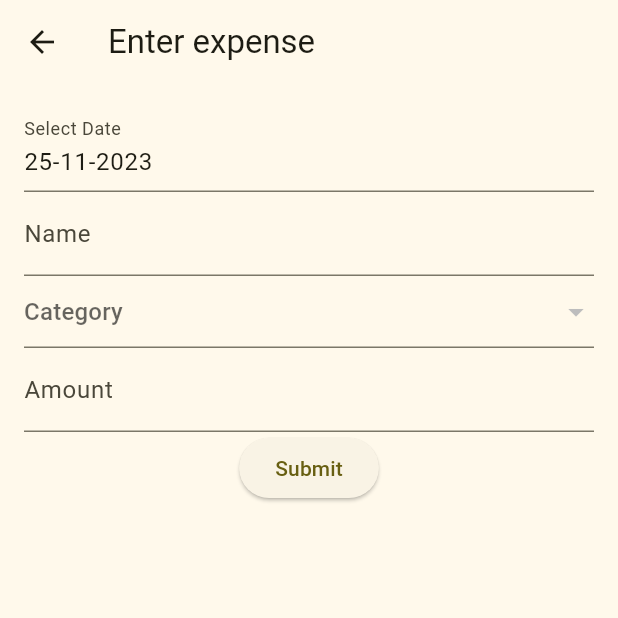
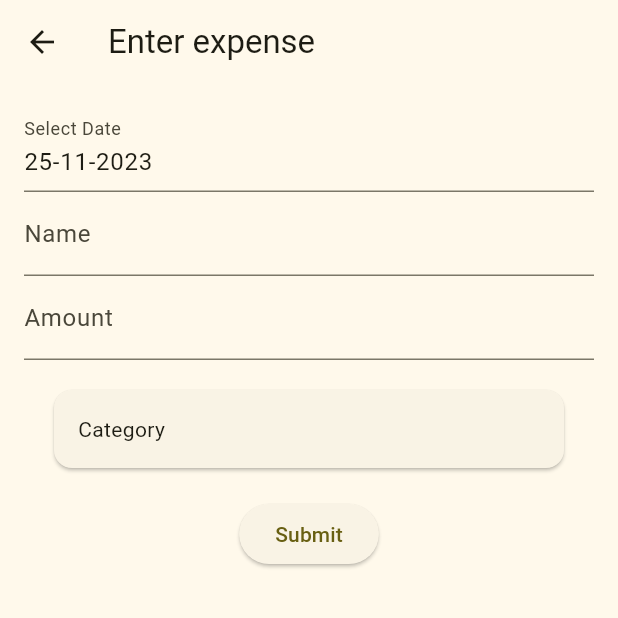
Before and after one commit to franciscoaguirre/expense-tracker, a Flutter app: the screen it shows after launch, after a tap on the "add" icon, on a phone screen of 412 x 824 dp, the top half of it. Run offline on Flutter 3.47's test engine with Material 2 defaults, Android fonts, the phone set to English and light mode, and no system bars; our stand-ins replace csv, file_picker, fl_chart, sqflite; accounts and stored records are empty.

Commit message:
Category card

```diff
--- a/lib/category.dart
+++ b/lib/category.dart
@@ -1,12 +1,12 @@
 import 'package:sqflite/sqflite.dart' as sqflite;
 
 class Category {
-  final int? id; // Optional; for database reference
+  final int id;
   final String name;
   final int color;
 
   Category({
-    this.id,
+    required this.id,
     required this.name,
     required this.color,
   });
--- /dev/null
+++ b/lib/category_card.dart
@@ -0,0 +1,31 @@
+import 'package:flutter/material.dart';
+
+import 'category.dart';
+import 'colored_circle.dart';
+
+class CategoryCard extends StatelessWidget {
+  final Category? category;
+
+  const CategoryCard({
+    super.key,
+    this.category,
+  });
+
+  @override
+  Widget build(BuildContext context) {
+    return Card(
+      child: Padding(
+        padding: const EdgeInsets.all(16.0),
+        child: Row(
+          children: <Widget>[
+            Text(category?.name ?? "Category"),
+            const Spacer(),
+            category != null
+                ? ColoredCircle(color: Color(category!.color))
+                : const Spacer(),
+          ],
+        ),
+      ),
+    );
+  }
+}
--- a/lib/data_input_form.dart
+++ b/lib/data_input_form.dart
@@ -4,6 +4,7 @@ import 'package:sqflite/sqflite.dart' as sqflite;
 import 'date_picker_form_field.dart';
 import 'database.dart';
 import 'category.dart';
+import 'category_card.dart';
 import 'expense.dart';
 
 class DataInputForm extends StatefulWidget {
@@ -20,7 +21,7 @@ class DataInputFormState extends State<DataInputForm> {
   final nameController = TextEditingController();
   final amountController = TextEditingController();
   DateTime selectedDate = DateTime.now();
-  int? selectedCategory;
+  Category? selectedCategory;
 
   List<Category> categories = [];
   late sqflite.Database db;
@@ -52,14 +53,15 @@ class DataInputFormState extends State<DataInputForm> {
     nameController.text = widget.expenseToEdit!.name;
     amountController.text = widget.expenseToEdit!.amount.toString();
     selectedDate = widget.expenseToEdit!.date;
-    selectedCategory = widget.expenseToEdit!.categoryId;
+    selectedCategory = categories.firstWhere(
+        (category) => category.id == widget.expenseToEdit!.categoryId);
   }
 
   void _submitData() async {
     Map<String, dynamic> expense = {
       'date': selectedDate.toIso8601String(),
       'name': nameController.text,
-      'category_id': selectedCategory,
+      'category_id': selectedCategory?.id,
       'amount': double.parse(amountController.text),
     };
 
@@ -70,12 +72,6 @@ class DataInputFormState extends State<DataInputForm> {
       await db.insert('expenses', expense);
     }
 
-    nameController.clear();
-    amountController.clear();
-    setState(() {
-      selectedDate = DateTime.now();
-      selectedCategory = null;
-    });
     widget.onSubmit();
 
     if (mounted) {
@@ -105,28 +101,30 @@ class DataInputFormState extends State<DataInputForm> {
               controller: nameController,
               decoration: const InputDecoration(labelText: 'Name'),
             ),
-            // Category Dropdown
-            DropdownButtonFormField<int>(
-              isExpanded: true,
-              value: selectedCategory,
-              hint: const Text('Category'),
-              onChanged: (newValue) {
-                setState(() {
-                  selectedCategory = newValue;
-                });
-              },
-              items: categories.map<DropdownMenuItem<int>>((Category category) {
-                return DropdownMenuItem<int>(
-                  value: category.id,
-                  child: Text(category.name),
-                );
-              }).toList(),
-            ),
             // Amount Input
             TextField(
               controller: amountController,
               decoration: const InputDecoration(labelText: 'Amount'),
               keyboardType: TextInputType.number,
+            ),
+            // Category Dropdown
+            PopupMenuButton(
+              tooltip: 'Category',
+              onSelected: (newValue) {
+                setState(() {
+                  selectedCategory = newValue;
+                });
+              },
+              itemBuilder: (BuildContext context) => categories
+                  .map((Category category) => PopupMenuItem<Category>(
+                        value: category,
+                        child: CategoryCard(category: category),
+                      ))
+                  .toList(),
+              child: Padding(
+                padding: const EdgeInsets.all(16.0),
+                child: CategoryCard(category: selectedCategory),
+              ),
             ),
             // Submit Button
             ElevatedButton(
```
Also changed, not shown: lib/colored_circle.dart (added, +21 -0 lines).
